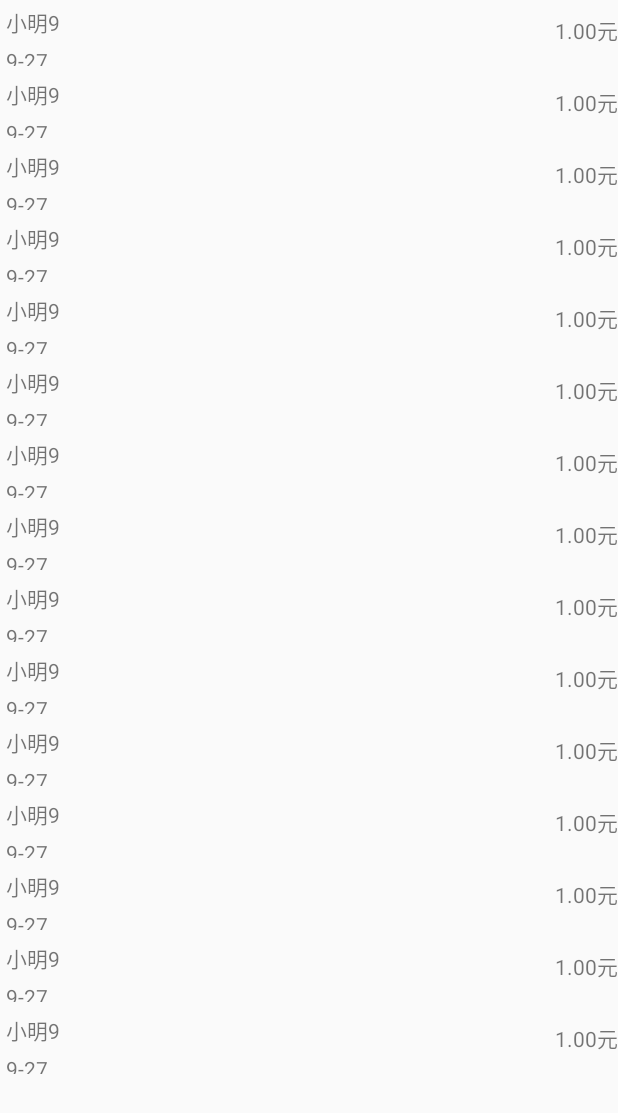
After one commit to 673295195/APIDemo, an Android app: the MGCoinRecord screen opened directly, with no data from a screen before it, on a phone screen of 412 x 824 dp. The commit adds this screen. Shown: the top 1113 px of the screen. Run offline under Robolectric (Android 15) with nearby library versions, the phone set to English and light mode, and no system bars.

Commit message:
查看红包记录功能

```diff
--- a/app/src/main/AndroidManifest.xml
+++ b/app/src/main/AndroidManifest.xml
@@ -29,14 +29,14 @@
             android:name="com.amap.api.v2.apikey"
             android:value="b63e9a1608ab8fc99b086fd04927b97d"/>
 
-        <activity android:name=".TwoButton">
+        <activity android:name=".MainActivity">
             <intent-filter>
                 <action android:name="android.intent.action.MAIN"/>
 
                 <category android:name="android.intent.category.LAUNCHER"/>
             </intent-filter>
         </activity>
-        <activity android:name=".MainActivity">
+        <activity android:name=".TwoButton">
         </activity>
         <activity android:name=".ThreeDMap">
         </activity>
@@ -46,6 +46,8 @@
         <activity android:name=".Open"/>
         <activity android:name=".OpenFail">
         </activity>
+        <activity android:name=".MGCoinRecord">
+        </activity>
     </application>
 
 </manifest>
--- a/app/src/main/java/com/example/skycheng/apidemo/LuckeyDialog.java
+++ b/app/src/main/java/com/example/skycheng/apidemo/LuckeyDialog.java
@@ -112,7 +112,7 @@ public class LuckeyDialog extends Dialog {
                     .getSystemService(Context.LAYOUT_INFLATER_SERVICE);
             //加载布局
             final LuckeyDialog dialog = new LuckeyDialog(context, R.style.Dialog);
-            View layout = inflater.inflate(R.layout.net_layout, null);
+            View layout = inflater.inflate(R.layout.luckey_dialog, null);
 
             red_page = (Button) layout.findViewById(R.id.open_btn);
 //            <span style = "color:#ff0000;" >//red指的是需要播放动画的ImageView控件
--- /dev/null
+++ b/app/src/main/java/com/example/skycheng/apidemo/MGCoinRecord.java
@@ -0,0 +1,73 @@
+package com.example.skycheng.apidemo;
+
+import android.content.Context;
+import android.os.Bundle;
+import android.support.v7.app.AppCompatActivity;
+import android.support.v7.widget.LinearLayoutManager;
+import android.support.v7.widget.RecyclerView;
+import android.view.LayoutInflater;
+import android.view.View;
+import android.view.ViewGroup;
+import android.widget.TextView;
+
+public class MGCoinRecord extends AppCompatActivity {
+
+    private RecyclerView mRecycle;
+    private Context mContext;
+
+    @Override
+    protected void onCreate(Bundle savedInstanceState) {
+        super.onCreate(savedInstanceState);
+        setContentView(R.layout.activity_mgcoin_record);
+        mContext = this;
+        mRecycle = (RecyclerView) findViewById(R.id.recycle);
+        setData();
+    }
+
+    private void setData() {
+        RecycleAdapter recycleAdapter = new RecycleAdapter();
+        mRecycle.setLayoutManager(new LinearLayoutManager(this));
+        mRecycle.setAdapter(recycleAdapter);
+    }
+
+
+    private class RecycleAdapter extends RecyclerView.Adapter{
+
+        private RecycleHolder mRecycleHolder;
+
+        @Override
+        public RecyclerView.ViewHolder onCreateViewHolder(ViewGroup parent, int viewType) {
+            View inflate = LayoutInflater.from(mContext).inflate(R.layout.item_record, null);
+            mRecycleHolder = new RecycleHolder(inflate);
+            return mRecycleHolder;
+        }
+
+        @Override
+        public void onBindViewHolder(RecyclerView.ViewHolder holder, int position) {
+            mRecycleHolder= (RecycleHolder) holder;
+            mRecycleHolder.setBindData(position);
+        }
+
+        @Override
+        public int getItemCount() {
+            return 15;
+        }
+    }
+
+    private class RecycleHolder extends RecyclerView.ViewHolder{
+
+        private final TextView mName;
+
+        public RecycleHolder(View itemView) {
+            super(itemView);
+            mName = (TextView) itemView.findViewById(R.id.name_send);
+        }
+
+
+        public void setBindData(int position) {
+            for (int i = 0; i < 10; i++) {
+                mName.setText("小明"+i);
+            }
+        }
+    }
+}
--- a/app/src/main/java/com/example/skycheng/apidemo/MainActivity.java
+++ b/app/src/main/java/com/example/skycheng/apidemo/MainActivity.java
@@ -112,7 +112,7 @@ public class MainActivity extends AppCompatActivity implements SeekBar.OnSeekBar
         markerOption.title("西安市").snippet("西安市：34.341568, 108.940174");
         markerOption.draggable(true);
         markerOption.icon(BitmapDescriptorFactory
-                .fromResource(R.drawable.arrow));
+                .fromResource(R.drawable.xiao));
         marker2 = aMap.addMarker(markerOption);
         marker2.showInfoWindow();
         // marker旋转90度
@@ -394,15 +394,15 @@ public class MainActivity extends AppCompatActivity implements SeekBar.OnSeekBar
 //        Log.e(TAG, "onMarkerClick: 距离s=" + s + "米");
 
         //计算2个经纬度之间的距离,精准度更高
-        LatLng latlng2=new LatLng(22.9471703230,113.8910579681);
-        LatLng latlng1=new LatLng(mWEI,mJING);
+        LatLng latlng2 = new LatLng(22.9471703230, 113.8910579681);
+        LatLng latlng1 = new LatLng(mWEI, mJING);
         float calculateLineDistance = AMapUtils.calculateLineDistance(latlng1, latlng2);
 
-        Log.e(TAG, "22.9471703230,113.8910579681:= "+calculateLineDistance+"米" );
+        Log.e(TAG, "22.9471703230,113.8910579681:= " + calculateLineDistance + "米");
 
         //判断是否在范围内,在则弹出红包
         if (calculateLineDistance <= 200) {
-           // Log.d(TAG, "onMarkerClick: " + marker);
+            // Log.d(TAG, "onMarkerClick: " + marker);
 
 
             //弹出比例红包
--- a/app/src/main/java/com/example/skycheng/apidemo/Open.java
+++ b/app/src/main/java/com/example/skycheng/apidemo/Open.java
@@ -1,5 +1,6 @@
 package com.example.skycheng.apidemo;
 
+import android.content.Intent;
 import android.os.Bundle;
 import android.support.annotation.Nullable;
 import android.support.v7.app.AppCompatActivity;
@@ -7,6 +8,8 @@ import android.view.View;
 import android.widget.Button;
 import android.widget.ImageButton;
 import android.widget.TextView;
+
+import static com.example.skycheng.apidemo.R.layout.open;
 
 /**
  * Created by SkyCheng on 2017/9/25.
@@ -23,8 +26,19 @@ public class Open extends AppCompatActivity{
     @Override
     protected void onCreate(@Nullable Bundle savedInstanceState) {
         super.onCreate(savedInstanceState);
-        setContentView(R.layout.open);
+        setContentView(open);
         initView();
+        onListener();
+    }
+
+    private void onListener() {
+        mSearch.setOnClickListener(new View.OnClickListener() {
+            @Override
+            public void onClick(View v) {
+                Intent intent=new Intent(Open.this,MGCoinRecord.class);
+                startActivity(intent);
+            }
+        });
     }
 
     private void initView() {
@@ -38,4 +52,5 @@ public class Open extends AppCompatActivity{
     public void close(View view) {
         finish();
     }
+
 }
--- /dev/null
+++ b/app/src/main/res/layout/activity_mgcoin_record.xml
@@ -0,0 +1,15 @@
+<?xml version="1.0" encoding="utf-8"?>
+<LinearLayout
+    xmlns:android="http://schemas.android.com/apk/res/android"
+    xmlns:app="http://schemas.android.com/apk/res-auto"
+    xmlns:tools="http://schemas.android.com/tools"
+    android:layout_width="match_parent"
+    android:layout_height="match_parent"
+    tools:context="com.example.skycheng.apidemo.MGCoinRecord">
+<android.support.v7.widget.RecyclerView
+    android:id="@+id/recycle"
+    android:layout_width="match_parent"
+    android:layout_height="match_parent">
+
+</android.support.v7.widget.RecyclerView>
+</LinearLayout>
--- /dev/null
+++ b/app/src/main/res/layout/item_record.xml
@@ -0,0 +1,35 @@
+<?xml version="1.0" encoding="utf-8"?>
+<RelativeLayout
+    xmlns:android="http://schemas.android.com/apk/res/android"
+              android:layout_width="match_parent"
+              android:layout_height="wrap_content"
+              xmlns:app="http://schemas.android.com/apk/res-auto"
+              android:orientation="horizontal"
+    >
+    <LinearLayout
+        android:layout_margin="4dp"
+        android:orientation="vertical"
+        android:layout_width="wrap_content"
+        android:layout_height="40dp">
+        <TextView
+            android:id="@+id/name_send"
+            android:text="姓名"
+            android:layout_width="wrap_content"
+            android:layout_height="wrap_content"/>
+        <TextView
+            android:id="@+id/time"
+            android:layout_marginTop="5dp"
+            android:text="9-27"
+            android:layout_width="wrap_content"
+            android:layout_height="wrap_content"/>
+
+    </LinearLayout>
+    <TextView
+        android:id="@+id/received"
+        android:gravity="center_vertical"
+        android:layout_alignParentRight="true"
+        android:text="1.00元"
+        android:layout_width="wrap_content"
+        android:layout_height="40dp"/>
+
+</RelativeLayout>
```
Also changed, not shown: app/src/main/res/layout/luckey_dialog.xml (renamed from app/src/main/res/layout/net_layout.xml).
